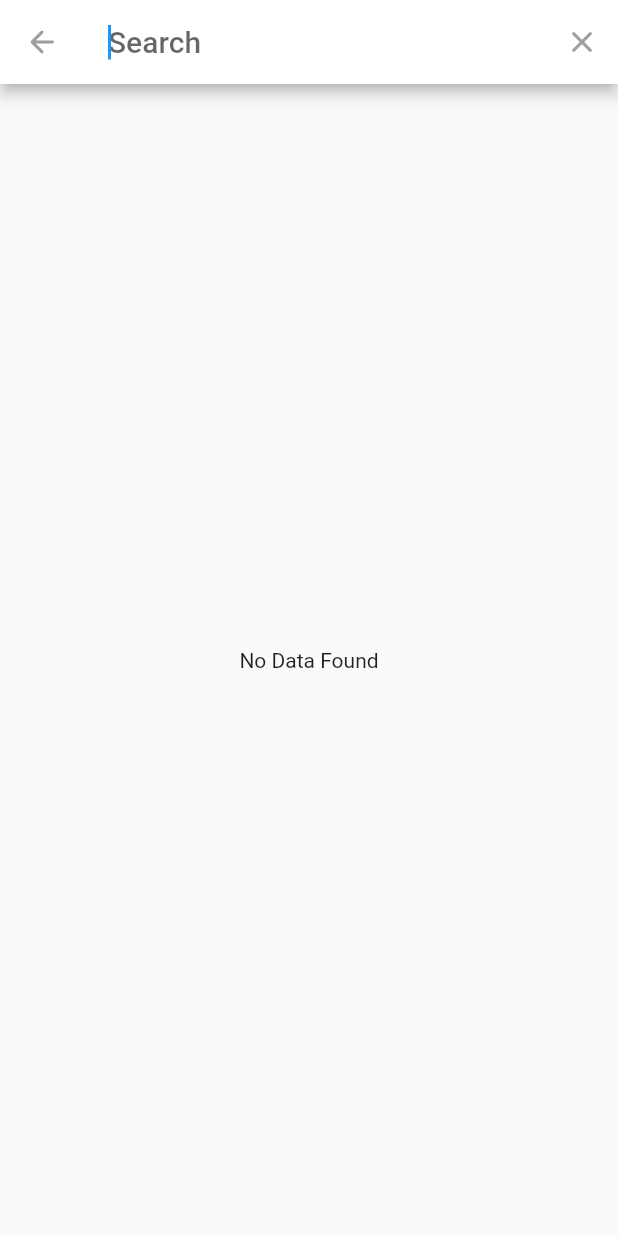
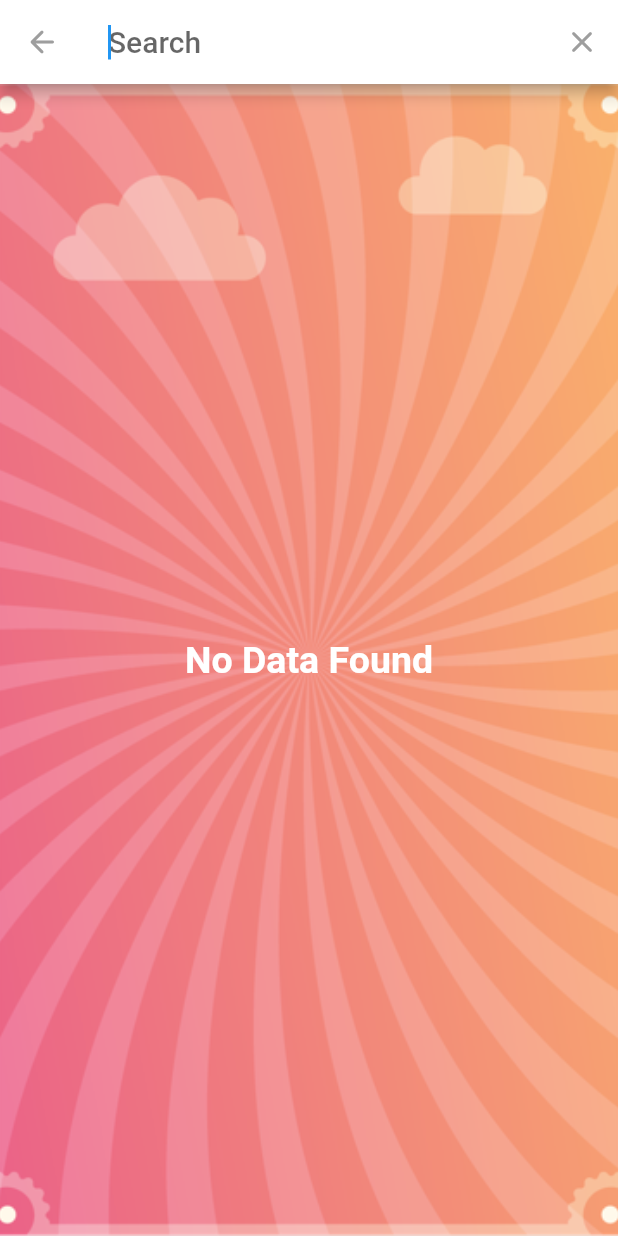
Before and after one commit to mohdmaroof2001/Naamkaran, a Flutter app: the GirlsList screen opened directly, after a tap on the "search" icon, on a phone screen of 412 x 824 dp. Run offline on Flutter 3.47's test engine with Material 2 defaults, Android fonts, the phone set to English and light mode, and no system bars; our stand-ins replace share, shared_preferences; missing offline and left inert: clipboard, splash_screen_view; accounts and stored records are empty; network calls fail.

Commit message:
somthing big changes

```diff
--- a/lib/pages/girl.dart
+++ b/lib/pages/girl.dart
@@ -29,20 +29,12 @@ class _GirlsState extends State<GirlsList> with SingleTickerProviderStateMixin {
   List<NamesDemo> namesArr = [];
   List<NamesDemo> users = [];
   var Clicked = -1;
-  var open = false;
+  var dataLoaded = false;
 
   @override
   void initState() {
     super.initState();
     categoryCall();
-    // nameList(3, 2);
-
-    // .getUsers().then((userFromServer) {
-    //   setState(() {
-    //     namesArr = userFromServer;
-    //     users = namesArr;
-    //   });
-    // });
     _controller = TabController(length: 3, vsync: this)
       ..addListener(() {
         setState(() {
@@ -59,11 +51,49 @@ class _GirlsState extends State<GirlsList> with SingleTickerProviderStateMixin {
 
   @override
   Widget build(BuildContext context) {
-    return DefaultTabController(
+    return Scaffold(
+      body: Stack(
+        children: [
+          Container(
+            width: MediaQuery.of(context).size.width,
+            height: MediaQuery.of(context).size.height,
+            child: Image.asset(
+              "images/girl_background.png",
+              fit: BoxFit.cover,
+            ),
+          ),
+          DefaultTabController(
             length: 3,
             child: Scaffold(
-        extendBodyBehindAppBar: true,
-        appBar: AppBar(
+              backgroundColor: Colors.transparent,
+              appBar: myappBar(context),
+              body: namesArr.isEmpty
+                  ? Center(
+                      child: CircularProgressIndicator(
+                        strokeWidth: 3,
+                        backgroundColor: Colors.white,
+                        color: Colors.pink,
+                      ),
+                    )
+                  : TabBarView(
+                      controller: _controller,
+                      children: [
+                        nameShow(),
+                        nameShow(),
+                        nameShow(),
+                      ],
+                    ),
+            ),
+            // }),
+          ),
+        ],
+      ),
+    );
+  }
+
+// AppBar Method
+  AppBar myappBar(BuildContext context) {
+    return AppBar(
       backgroundColor: Colors.transparent,
       elevation: 0,
       title: Image.asset(
@@ -83,8 +113,8 @@ class _GirlsState extends State<GirlsList> with SingleTickerProviderStateMixin {
         ),
         IconButton(
             onPressed: () {
-                  Navigator.push(context,
-                      MaterialPageRoute(builder: (context) => FavList()));
+              Navigator.push(
+                  context, MaterialPageRoute(builder: (context) => FavList()));
             },
             icon: Icon(
               Icons.favorite_border_rounded,
@@ -124,8 +154,7 @@ class _GirlsState extends State<GirlsList> with SingleTickerProviderStateMixin {
               tabs: catArr.map((e) {
                 return Tab(
                     child: Text(e.catName.toString(),
-                            style:
-                                TextStyle(fontSize: 18, color: Colors.black)));
+                        style: TextStyle(fontSize: 18, color: Colors.black)));
               }).toList(),
               indicatorColor: Colors.white,
               indicatorWeight: 5,
@@ -133,46 +162,10 @@ class _GirlsState extends State<GirlsList> with SingleTickerProviderStateMixin {
                   borderRadius: BorderRadius.circular(50), // Creates border
                   color: Colors.white),
             ),
-        ),
-        body: Stack(
-          children: [
-            Container(
-              width: MediaQuery.of(context).size.width,
-              height: MediaQuery.of(context).size.height,
-              child: Image.asset(
-                "images/girl_background.png",
-                fit: BoxFit.cover,
-              ),
-            ),
-
-            // search(),
-            TabBarView(
-              controller: _controller,
-
-              // physics: NeverScrollableScrollPhysics(),
-              children: [
-                nameShow(),
-                nameShow(),
-                nameShow(),
-              ],
-            ),
-            if (namesArr.isEmpty) ...[
-              Center(
-                child: CircularProgressIndicator(
-                  // value: progress.toDouble(),
-                  strokeWidth: 3,
-                  backgroundColor: Colors.white,
-                  color: Colors.red,
-                  // valueColor: AlwaysStoppedAnimation<Color>(Colors.green),
-                ),
-              ),
-            ]
-          ],
-        ),
-      ),
     );
   }
 
+// All Religion Category
   categoryCall() async {
     var recp = await http.get(
       Uri.parse('http://mapi.trycatchtech.com/v1/naamkaran/category_list'),
@@ -187,46 +180,45 @@ class _GirlsState extends State<GirlsList> with SingleTickerProviderStateMixin {
     nameList(3, 2);
   }
 
-  search() {
-    return TextField(
-      decoration: InputDecoration(
-          focusedBorder: OutlineInputBorder(
-            borderSide: new BorderSide(color: Colors.white),
-            borderRadius: new BorderRadius.circular(25.7),
-          ),
-          enabledBorder: UnderlineInputBorder(
-            borderSide: new BorderSide(color: Colors.white),
-            borderRadius: new BorderRadius.circular(25.7),
-          ),
-          contentPadding: EdgeInsets.all(10),
-          prefixIcon: Icon(Icons.search, color: Colors.grey),
-          hintText: 'Search Name',
-          filled: true,
-          fillColor: Colors.white,
-          border: OutlineInputBorder(
-            borderSide: BorderSide(),
-          )),
-      onChanged: (String) {
-        setState(() {
-          users = namesArr
-              .where((element) =>
-                  (element.name!.toLowerCase().contains(String.toLowerCase())))
-              .toList();
-        });
-      },
-    );
-  }
+// Search TextField Ui
 
+  // search() {
+  //   return TextField(
+  //     decoration: InputDecoration(
+  //         focusedBorder: OutlineInputBorder(
+  //           borderSide: new BorderSide(color: Colors.white),
+  //           borderRadius: new BorderRadius.circular(25.7),
+  //         ),
+  //         enabledBorder: UnderlineInputBorder(
+  //           borderSide: new BorderSide(color: Colors.white),
+  //           borderRadius: new BorderRadius.circular(25.7),
+  //         ),
+  //         contentPadding: EdgeInsets.all(10),
+  //         prefixIcon: Icon(Icons.search, color: Colors.grey),
+  //         hintText: 'Search Name',
+  //         filled: true,
+  //         fillColor: Colors.white,
+  //         border: OutlineInputBorder(
+  //           borderSide: BorderSide(),
+  //         )),
+  //     onChanged: (String) {
+  //       setState(() {
+  //         users = namesArr
+  //             .where((element) =>
+  //                 (element.name!.toLowerCase().contains(String.toLowerCase())))
+  //             .toList();
+  //       });
+  //     },
+  //   );
+  // }
+// All Name Show in List Page
+
+  // All Names Shoe in List Page
   nameShow() {
     bool isFav = true;
     // return SizedBox();
     return Padding(
-      padding: EdgeInsets.only(left: 15, right: 15, top: 140),
-      child: Column(
-        children: [
-          // search(),
-          SizedBox(height: 5),
-          Expanded(
+      padding: const EdgeInsets.only(left: 10, right: 10, top: 10),
       child: Container(
         // color: Colors.black,
         child: ListView.separated(
@@ -249,8 +241,7 @@ class _GirlsState extends State<GirlsList> with SingleTickerProviderStateMixin {
                         children: [
                           Text(
                             namesArr[indexNo].name.toString(),
-                                  style: TextStyle(
-                                      fontSize: 22, color: Colors.pink),
+                            style: TextStyle(fontSize: 22, color: Colors.pink),
                           ),
                           SizedBox(
                             height: 5,
@@ -262,8 +253,8 @@ class _GirlsState extends State<GirlsList> with SingleTickerProviderStateMixin {
                               maxLines: 2,
                               overflow: TextOverflow.ellipsis,
                               // softWrap: ,
-                                    style: TextStyle(
-                                        fontSize: 18, color: Colors.black),
+                              style:
+                                  TextStyle(fontSize: 18, color: Colors.black),
                             ),
                           ),
                         ],
@@ -291,12 +282,9 @@ class _GirlsState extends State<GirlsList> with SingleTickerProviderStateMixin {
                                 // ];
                                 SharedPreferences preferences =
                                     await SharedPreferences.getInstance();
-                                      preferences.setStringList(
-                                          "FavData", temp);
-                                      ScaffoldMessenger.of(context)
-                                          .showSnackBar(SnackBar(
-                                              content:
-                                                  Text("Add to Favorite")));
+                                preferences.setStringList("FavData", temp);
+                                ScaffoldMessenger.of(context).showSnackBar(
+                                    SnackBar(content: Text("Add to Favorite")));
                               },
                               icon: isFav
                                   ? const Icon(
@@ -311,10 +299,9 @@ class _GirlsState extends State<GirlsList> with SingleTickerProviderStateMixin {
                               onPressed: () async {
                                 await FlutterClipboard.copy(
                                     namesArr[indexNo].name.toString());
-                                      ScaffoldMessenger.of(context)
-                                          .showSnackBar(SnackBar(
-                                              content:
-                                                  Text("Copy to Clipboard")));
+                                ScaffoldMessenger.of(context).showSnackBar(
+                                    SnackBar(
+                                        content: Text("Copy to Clipboard")));
                               },
                               icon: Icon(
                                 Icons.copy,
@@ -343,12 +330,10 @@ class _GirlsState extends State<GirlsList> with SingleTickerProviderStateMixin {
             },
             itemCount: namesArr.length),
       ),
-          ),
-        ],
-      ),
     );
   }
 
+// All Names Api Call Method
   nameList(int catId, int genderId) async {
     namesArr.clear();
     var recp = await http.get(
@@ -360,21 +345,14 @@ class _GirlsState extends State<GirlsList> with SingleTickerProviderStateMixin {
       // print("item $item");
       setState(() {
         namesArr.add(NamesDemo.fromJson(item));
+        dataLoaded = true;
       });
     }
     // nameShow();
   }
-
-  // getdata() async {
-  //   SharedPreferences preferences = await SharedPreferences.getInstance();
-  //   var data = preferences.getString(
-  //     "FavData",
-  //   );
-  //   print("Data hai ye ${data}");
-  // }
-
 }
 
+// Search Field
 class SearchDemo extends SearchDelegate {
   List<NamesDemo> SearchName;
   SearchDemo(this.SearchName);
@@ -481,8 +459,26 @@ class SearchDemo extends SearchDelegate {
       }
     }
     if (searchQuery.isEmpty) {
-      return const Center(
-        child: Text("No Data Found"),
+      return Stack(
+        children: [
+          Container(
+            width: MediaQuery.of(context).size.width,
+            height: MediaQuery.of(context).size.height,
+            child: Image.asset(
+              "images/home.png",
+              fit: BoxFit.cover,
+            ),
+          ),
+          const Center(
+            child: Text(
+              "No Data Found",
+              style: TextStyle(
+                  fontSize: 25,
+                  color: Colors.white,
+                  fontWeight: FontWeight.bold),
+            ),
+          ),
+        ],
       );
     } else {
       return Stack(
```
Also changed, not shown: lib/pages/boys.dart (+113 -116 lines). Lines whose indentation alone changed are shown as unchanged.
